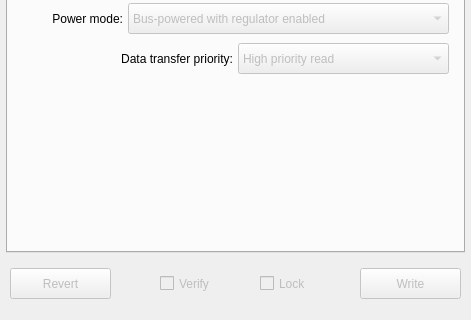
First picture: the form in src/configuratorwindow.ui, repository bloguetronica/cp2130-conf, before the edit; both pictures show x 0 to 471 and y 301 to 621 of the 471 by 621 pixel window.
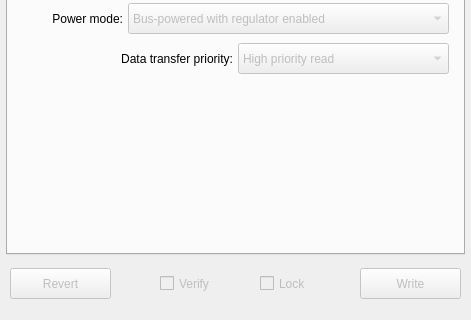
Second picture: the form after the edit. Icons and pictures are not drawn.

Diff of the .ui file:
```diff
--- a/src/configuratorwindow.ui
+++ b/src/configuratorwindow.ui
@@ -46,7 +46,7 @@
       <x>6</x>
       <y>9</y>
       <width>459</width>
-      <height>526</height>
+      <height>528</height>
      </rect>
     </property>
     <property name="currentIndex">
```
